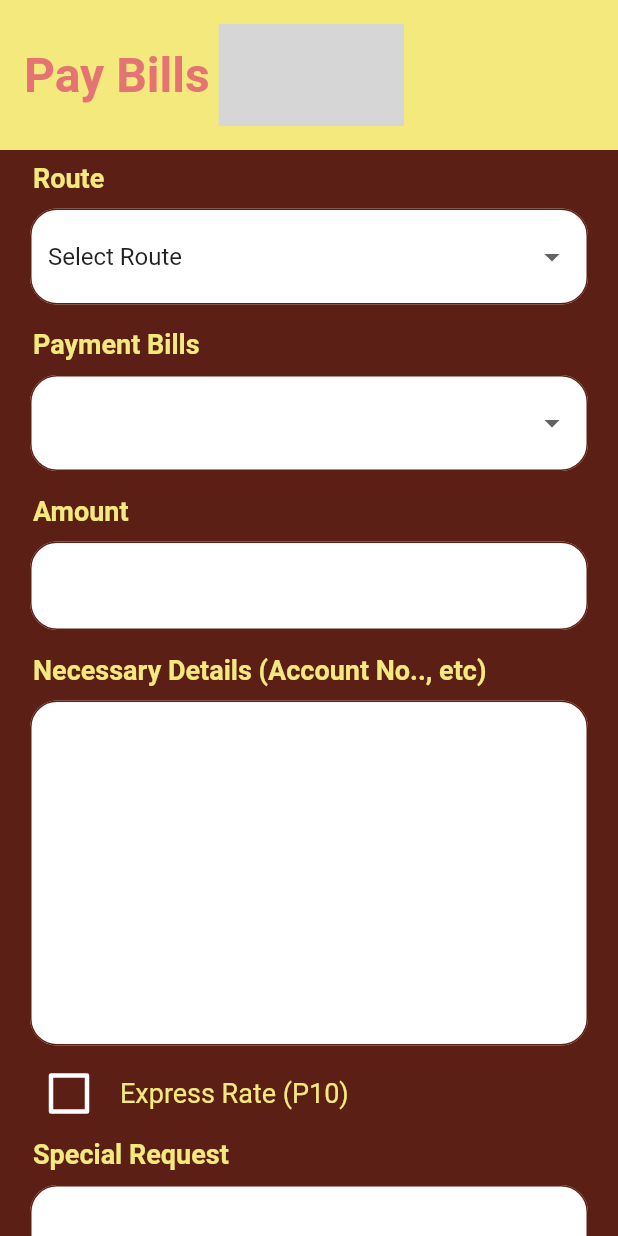
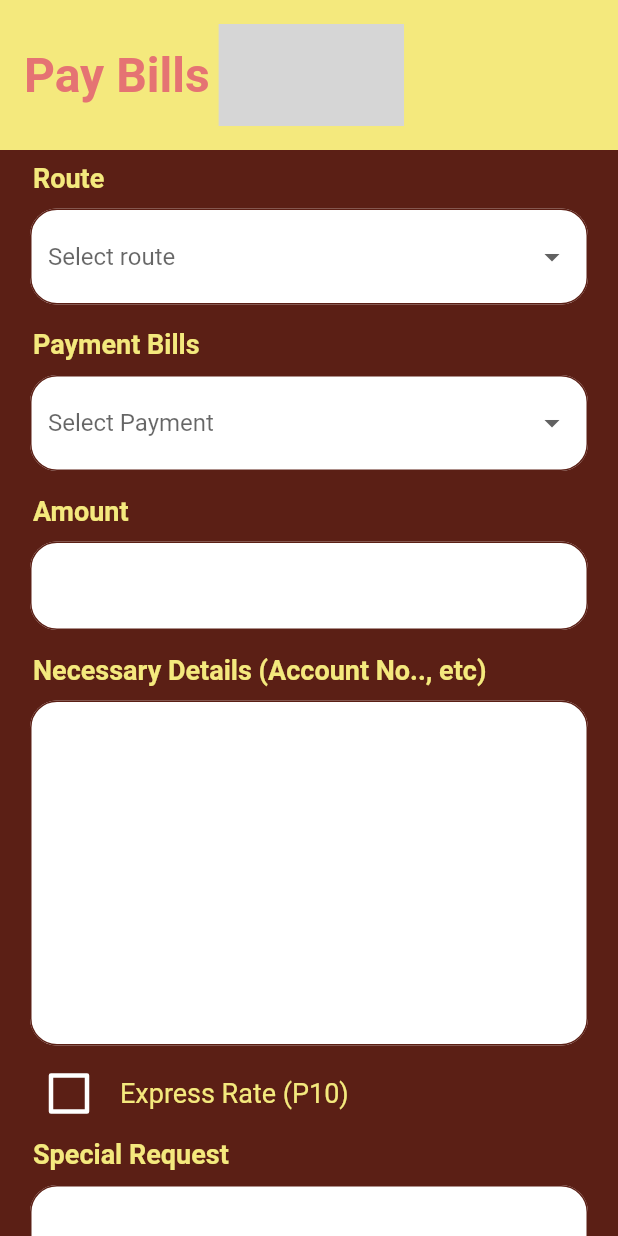
Before and after one commit to Ayush-Jung/errunds-, a Flutter app: the CustomerHomeScren screen opened directly, after a tap on "Pay Bills", on a phone screen of 412 x 824 dp. Run offline on Flutter 3.47's test engine with Material 2 defaults, Android fonts, the phone set to English and light mode, and no system bars; our stand-ins replace cloud_firestore, firebase_auth, firebase_core, flutter_svg, material_design_icons_flutter; accounts and stored records are empty; project files that could hold a hidden picture were left out; grey boxes are pictures that could not be loaded.

Commit message:
customer homepage done

```diff
--- a/lib/helpers/firebase.dart
+++ b/lib/helpers/firebase.dart
@@ -33,11 +33,11 @@ class _FirebaseHelper {
     }
   }
 
-  // ignore: missing_return
   Future<ErrundUser> getUserInfo() async {
     try {
       var user = await _firestore.collection("Users").doc(currentUser).get();
       errundUser = ErrundUser.fromMap(user.data());
+      return errundUser;
     } catch (e) {
       // ignore: avoid_print
       print(e);
--- a/lib/screens/customer/service_screen.dart
+++ b/lib/screens/customer/service_screen.dart
@@ -29,7 +29,6 @@ class ServiceScreen extends StatefulWidget {
 class _ServiceScreenState extends State<ServiceScreen> {
   bool checkedRate = false;
   List<String> routes = [
-    "Select Route",
     "Poblacion - Dologon",
     "Poblacion - Panadtalan",
     "Poblacion - Base Camp",
@@ -59,8 +58,9 @@ class _ServiceScreenState extends State<ServiceScreen> {
     "Panadtalan - Water District",
     "Dologon -  Water District",
   ];
-  String _currentSelectedValue = "Select Route";
-  String _currentSelectedValueUtility = "Bills Payment";
+  String _currentSelectedValue;
+
+  String _currentSelectedValueUtility;
 
   @override
   Widget build(BuildContext context) {
@@ -148,10 +148,10 @@ class _ServiceScreenState extends State<ServiceScreen> {
                                   ),
                                 ),
                               ),
-                              isEmpty: _currentSelectedValue == '',
                               child: DropdownButtonHideUnderline(
                                 child: DropdownButton<String>(
                                   value: _currentSelectedValue,
+                                  hint: const Text("Select route"),
                                   isDense: true,
                                   onChanged: (String newValue) {
                                     setState(() {
@@ -211,10 +211,10 @@ class _ServiceScreenState extends State<ServiceScreen> {
                                     ),
                                   ),
                                 ),
-                                isEmpty: _currentSelectedValueUtility == '',
                                 child: DropdownButtonHideUnderline(
                                   child: DropdownButton<String>(
                                     value: _currentSelectedValueUtility,
+                                    hint: const Text("Select Payment"),
                                     isDense: true,
                                     onChanged: (String newValue) {
                                       setState(() {
--- a/lib/screens/splash_screen.dart
+++ b/lib/screens/splash_screen.dart
@@ -27,8 +27,7 @@ class _CustomSplasScreenState extends State<CustomSplasScreen> {
   checkUserStatus() async {
     firebase.getUserStateListener().listen((event) async {
       if (event != null) {
-        await firebase.getUserInfo();
-        errundUser = firebase.errundUser;
+        errundUser = await firebase.getUserInfo();
         setState(() {});
         manageRoute();
       } else {
@@ -45,7 +44,6 @@ class _CustomSplasScreenState extends State<CustomSplasScreen> {
   manageRoute() {
     if (errundUser != null &&
         (!errundUser.isRider || errundUser.companyId == null)) {
-      // ignore: curly_braces_in_flow_control_structures
       if (mounted) {
         Navigator.pushAndRemoveUntil(
             context,
```
